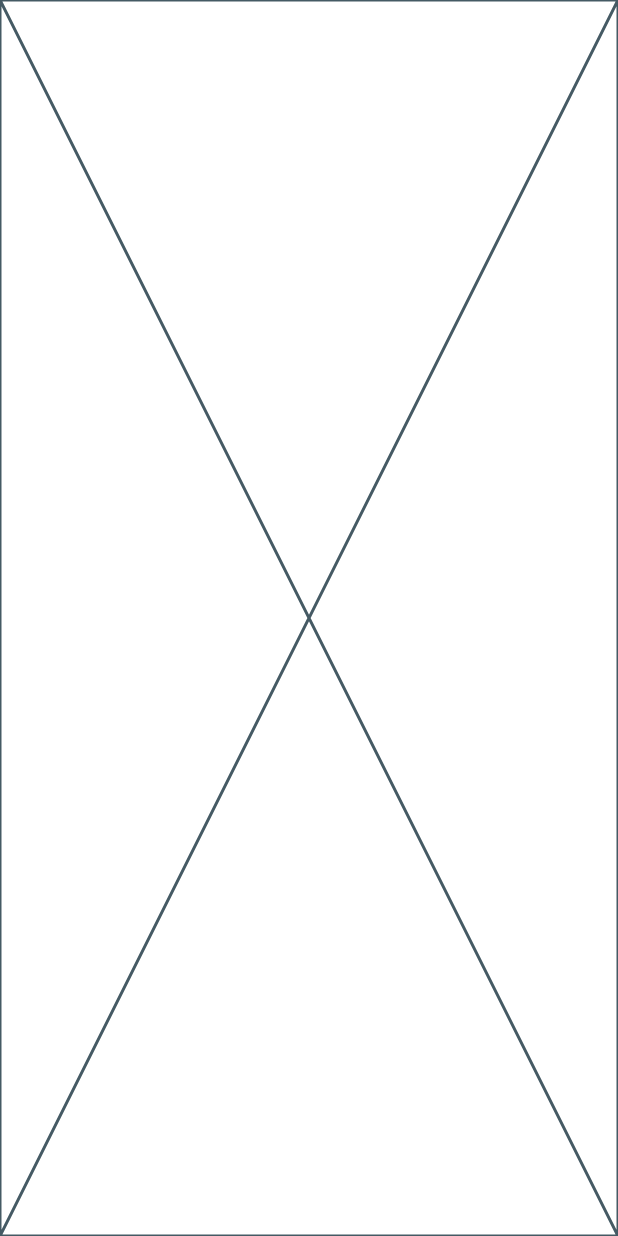
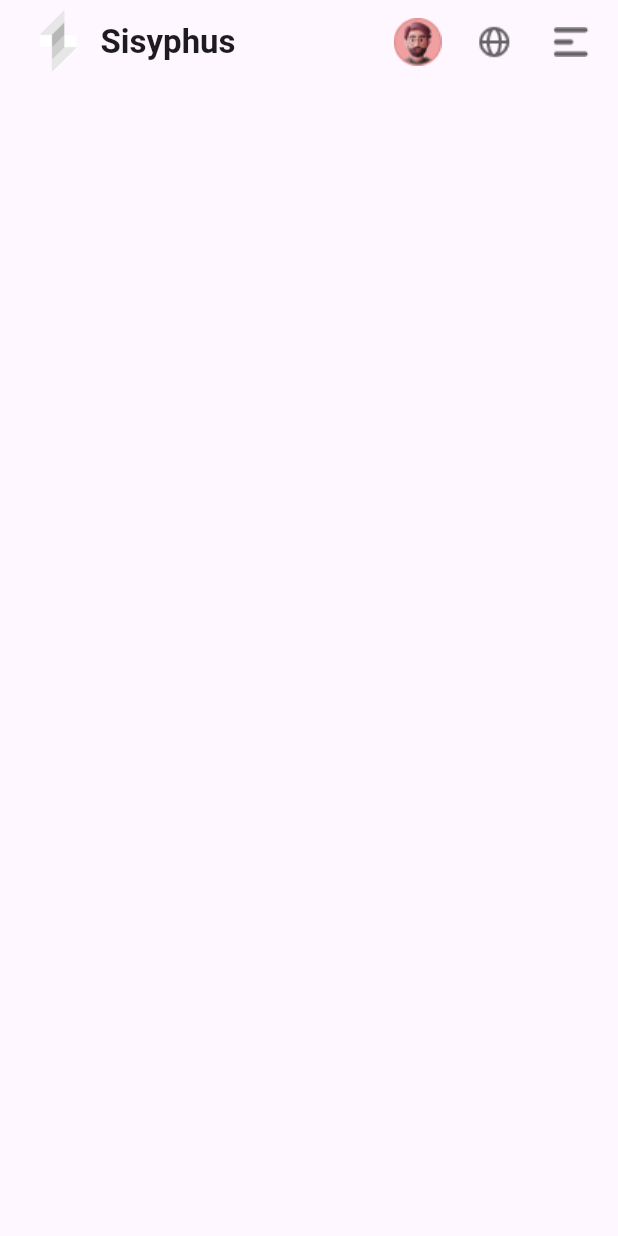
Before and after one commit to OnwukaDaniel/raven_pay_currency, a Flutter app: the screen it shows after launch, on a phone screen of 412 x 824 dp. Run offline on Flutter 3.47's test engine with Material 3 defaults, Android fonts, the phone set to English and light mode, and no system bars.

Commit message:
Complete landing appBar

```diff
--- /dev/null
+++ b/lib/app_theme/textUtils.dart
@@ -0,0 +1,31 @@
+import 'package:raven_pay_currency/imports.dart';
+
+class TextUtils {
+  static TextStyle titleLarge(BuildContext context) {
+    return Theme.of(context).textTheme.titleLarge!;
+  }
+
+  static TextStyle titleMedium(BuildContext context) {
+    return Theme.of(context).textTheme.titleMedium!;
+  }
+
+  static TextStyle bodyLarge(BuildContext context) {
+    return Theme.of(context).textTheme.bodyLarge!;
+  }
+
+  static TextStyle bodyMedium(BuildContext context) {
+    return Theme.of(context).textTheme.bodyMedium!;
+  }
+
+  static TextStyle bodySmall(BuildContext context) {
+    return Theme.of(context).textTheme.bodySmall!;
+  }
+
+  static TextStyle labelLarge(BuildContext context) {
+    return Theme.of(context).textTheme.labelLarge!;
+  }
+
+  static TextStyle labelMedium(BuildContext context) {
+    return Theme.of(context).textTheme.labelMedium!;
+  }
+}
--- /dev/null
+++ b/lib/app_theme/themeData.dart
@@ -0,0 +1,3 @@
+import 'package:raven_pay_currency/imports.dart';
+
+var themeData = ValueNotifier(AppTheme.lightTheme);
--- a/lib/imports.dart
+++ b/lib/imports.dart
@@ -1,2 +1,5 @@
 export 'package:flutter/material.dart';
 export 'package:raven_pay_currency/screens/landing.dart';
+export 'package:raven_pay_currency/util/app_color.dart';
+export 'package:raven_pay_currency/app_theme/AppTheme.dart';
+export 'package:raven_pay_currency/app_theme/TextUtils.dart';
--- a/lib/screens/landing.dart
+++ b/lib/screens/landing.dart
@@ -5,6 +5,49 @@ class Landing extends StatelessWidget {
 
   @override
   Widget build(BuildContext context) {
-    return const Placeholder();
+    var bs = TextUtils.bodySmall(context);
+    var tl = TextUtils.titleLarge(context);
+
+    return Scaffold(
+      appBar: AppBar(
+        automaticallyImplyLeading: false,
+        title: Row(
+          children: [
+            Image.asset('assets/landing/logo.png', width: 45, height: 45),
+            const SizedBox(width: 6),
+            Text('Sisyphus', style: tl.copyWith(fontWeight: FontWeight.bold)),
+          ],
+        ),
+        actions: [
+          IconButton(
+            onPressed: () {},
+            icon: Image.asset(
+              'assets/landing/profile_placeholder.png',
+              width: 35,
+              height: 35,
+            ),
+          ),
+          IconButton(
+            onPressed: () {},
+            icon: Image.asset(
+              'assets/landing/globe_icon.png',
+              width: 35,
+              height: 35,
+              color: AppColor.hintColor(context),
+            ),
+          ),
+          IconButton(
+            onPressed: () {},
+            icon: Image.asset(
+              'assets/landing/more_icon.png',
+              width: 35,
+              height: 35,
+              color: AppColor.hintColor(context),
+            ),
+          ),
+          const SizedBox(width: 6),
+        ],
+      ),
+    );
   }
 }
```
Also changed, not shown: lib/app_theme/apptheme.dart (added, +149 -0 lines), lib/util/app_color.dart (added, +46 -0 lines), pubspec.yaml (+12 -64 lines), assets/fonts/Satoshi-Bold.otf (added), assets/fonts/Satoshi-Italic.otf (added), assets/fonts/Satoshi-Light.otf (added), assets/fonts/Satoshi-Medium.otf (added), assets/fonts/Satoshi-Regular.otf (added), assets/landing/globe_icon.png (added), assets/landing/logo.png (added), assets/landing/more_icon.png (added), assets/landing/profile_placeholder.png (added), pubspec.lock.
